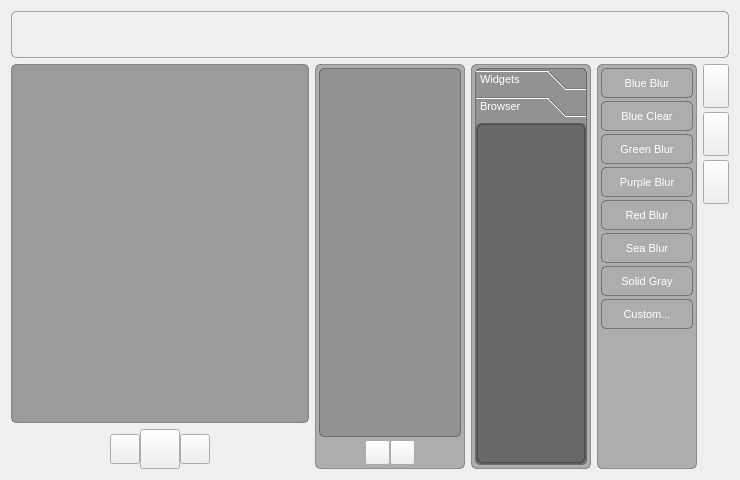
Qt form mainwindow.ui (abigdreamer/Objectwheelprivate) before a commit.
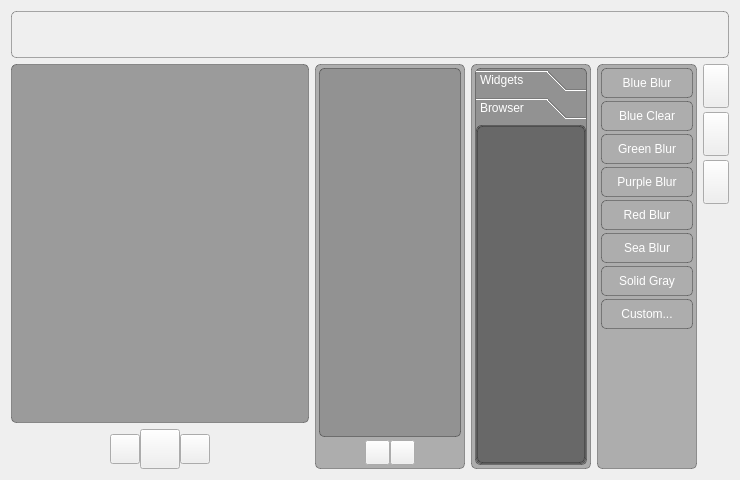
The same form after that commit. The open tabs and pages were chosen to show the change. Icons and pictures are not drawn.

Patch:
```diff
--- a/mainwindow.ui
+++ b/mainwindow.ui
@@ -572,7 +572,7 @@
          <property name="font">
           <font>
            <family>Arial</family>
-           <pointsize>8</pointsize>
+           <pointsize>9</pointsize>
           </font>
          </property>
          <property name="styleSheet">
@@ -610,13 +610,13 @@
             <x>0</x>
             <y>0</y>
             <width>108</width>
-            <height>343</height>
+            <height>341</height>
            </rect>
           </property>
           <property name="font">
            <font>
             <family>Arial</family>
-            <pointsize>8</pointsize>
+            <pointsize>9</pointsize>
            </font>
           </property>
           <attribute name="label">
@@ -682,7 +682,7 @@
          <property name="font">
           <font>
            <family>Arial</family>
-           <pointsize>8</pointsize>
+           <pointsize>9</pointsize>
           </font>
          </property>
          <property name="focusPolicy">
@@ -731,7 +731,7 @@
          <property name="font">
           <font>
            <family>Arial</family>
-           <pointsize>8</pointsize>
+           <pointsize>9</pointsize>
           </font>
          </property>
          <property name="focusPolicy">
@@ -780,7 +780,7 @@
          <property name="font">
           <font>
            <family>Arial</family>
-           <pointsize>8</pointsize>
+           <pointsize>9</pointsize>
           </font>
          </property>
          <property name="focusPolicy">
@@ -829,7 +829,7 @@
          <property name="font">
           <font>
            <family>Arial</family>
-           <pointsize>8</pointsize>
+           <pointsize>9</pointsize>
           </font>
          </property>
          <property name="focusPolicy">
@@ -878,7 +878,7 @@
          <property name="font">
           <font>
            <family>Arial</family>
-           <pointsize>8</pointsize>
+           <pointsize>9</pointsize>
           </font>
          </property>
          <property name="focusPolicy">
@@ -927,7 +927,7 @@
          <property name="font">
           <font>
            <family>Arial</family>
-           <pointsize>8</pointsize>
+           <pointsize>9</pointsize>
           </font>
          </property>
          <property name="focusPolicy">
@@ -976,7 +976,7 @@
          <property name="font">
           <font>
            <family>Arial</family>
-           <pointsize>8</pointsize>
+           <pointsize>9</pointsize>
           </font>
          </property>
          <property name="focusPolicy">
@@ -1025,7 +1025,7 @@
          <property name="font">
           <font>
            <family>Arial</family>
-           <pointsize>8</pointsize>
+           <pointsize>9</pointsize>
           </font>
          </property>
          <property name="focusPolicy">
```
Left out of the diff: 10 changed lines with no effect on the pictures.
